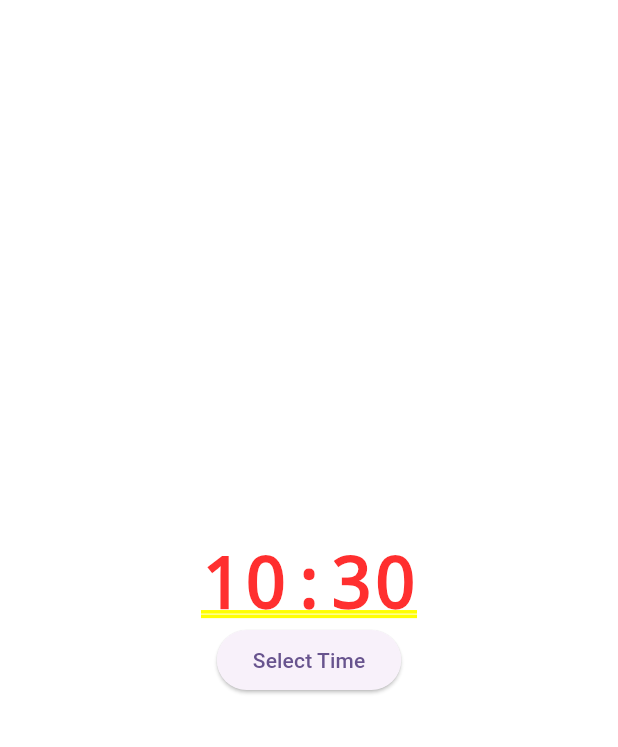
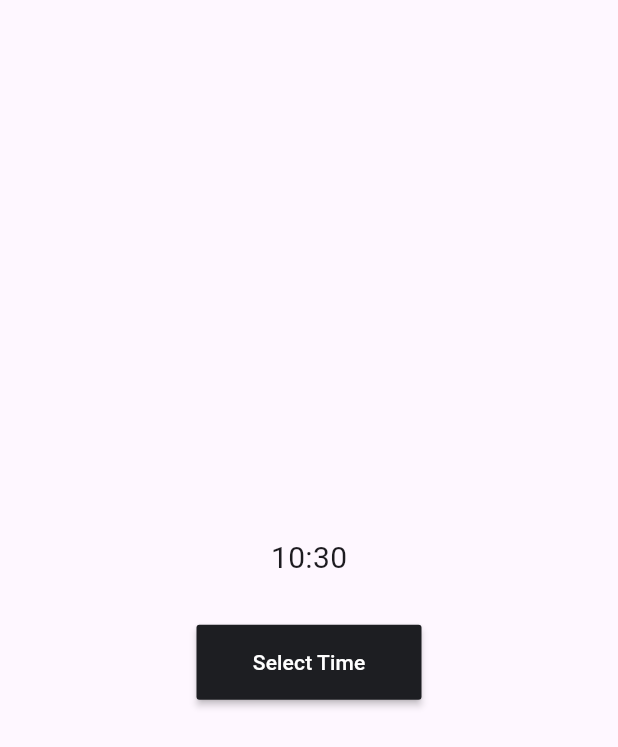
Before and after one commit to Z3SPY/EcoGrow, a Flutter app: the TimePicker screen opened by its route, on a phone screen of 412 x 824 dp. Shown: the top 747 px of the screen. Run offline on Flutter 3.47's test engine with Material 3 defaults, Android fonts, the phone set to English and light mode, and no system bars; our stand-ins replace carousel_slider, cloud_firestore, curved_navigation_bar, firebase_auth, geolocator, google_maps_flutter and 1 more; accounts and stored records are empty.

Commit message:
feat: half TimePicker

```diff
--- a/lib/Pages/Forms/Pickers/timepicker.dart
+++ b/lib/Pages/Forms/Pickers/timepicker.dart
@@ -8,25 +8,36 @@ class TimePicker extends StatefulWidget {
 }
 
 class _TimePickerState extends State<TimePicker> {
+
+  TimeOfDay _timeOfDay = TimeOfDay.now();
+
   @override
-  Widget build(BuildContext context){
-    TimeOfDay selectedTime = TimeOfDay.now();
-    String chosenTime = "Select Time";
-    return Center(child: Column(
-      mainAxisAlignment: MainAxisAlignment.center,
-      children: <Widget>[
-        Text("${selectedTime.hour}:${selectedTime.minute}"),
-        ElevatedButton(onPressed: () async {
-          final TimeOfDay? timeOfDay = await showTimePicker(context: context, initialTime: selectedTime,
-          initialEntryMode: TimePickerEntryMode.input,);
-          if (timeOfDay != null) {
-            setState(() {
-              selectedTime = timeOfDay;
-            });
-          }
+  Widget build(BuildContext context) {
+    return Scaffold(
+      body: Center(
+        child: Column(
+          mainAxisAlignment: MainAxisAlignment.center,
+          crossAxisAlignment: CrossAxisAlignment.center,
+          children: [
+            Text(
+              _timeOfDay.hour.toString() + ':' + _timeOfDay.minute.toString(),
+              style: const TextStyle(fontSize: 20),
+            ),
+            const SizedBox(height: 30,),
+            MaterialButton(
+              height: 50,
+              minWidth: 150,
+              color: const Color(0xff1D1E22),
+              shape: RoundedRectangleBorder(borderRadius: BorderRadius.circular(2)),
+              child: const Text('Select Time', style: TextStyle(color: Colors.white),),
+              onPressed: () {
+                _selectTime();
+              },
 
-        }, child: Text(chosenTime))
-      ],
-    ));
+            )
+          ],
+        ),
+      ),
+    );
   }
 }
```
